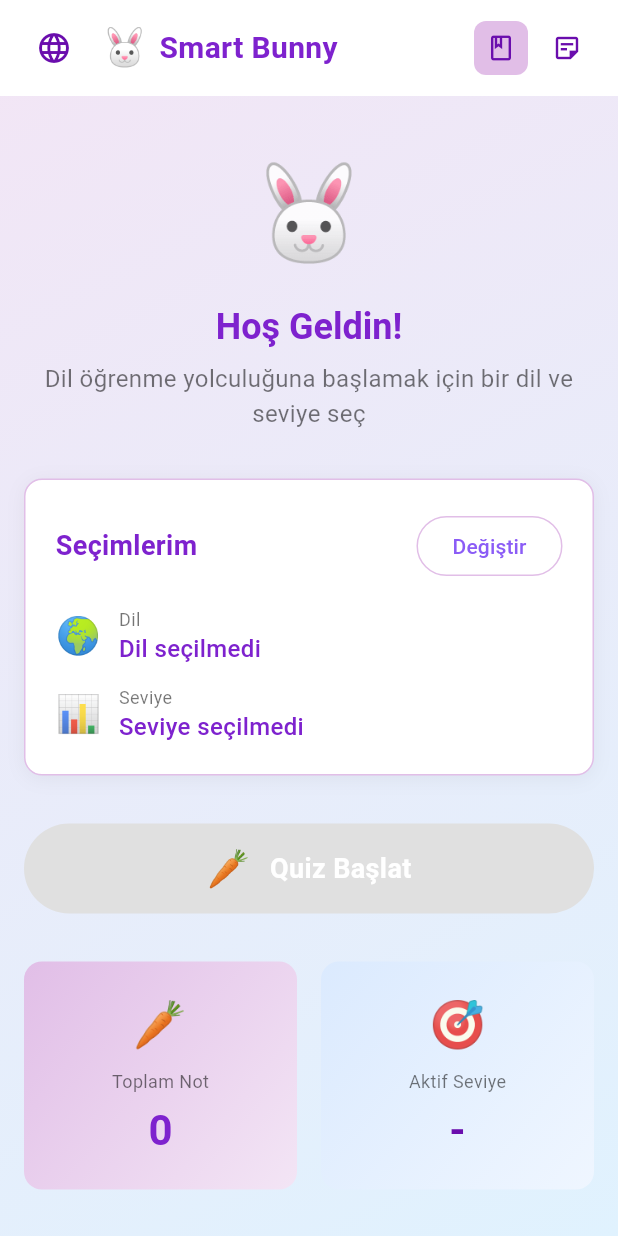
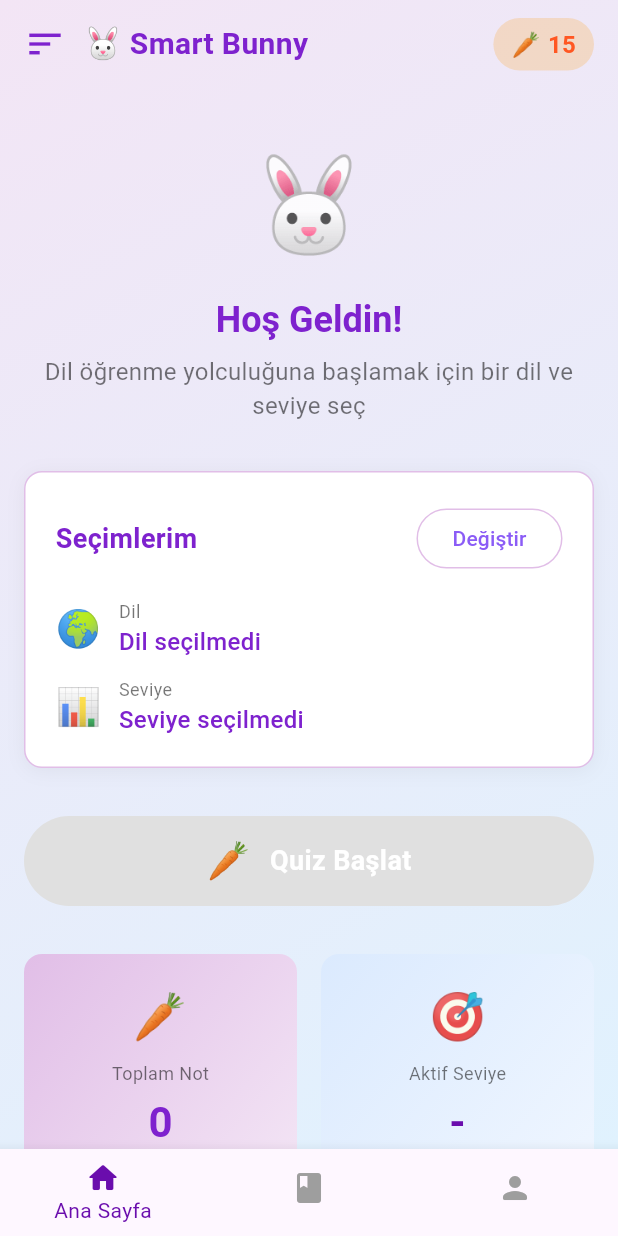
Before and after one commit to ArzumUzar/smart_bunny, a Flutter app: the MainScreen screen opened directly, on a phone screen of 412 x 824 dp. Run offline on Flutter 3.47's test engine with Material 3 defaults, Android fonts, the light colour scheme and no system bars; our stand-ins replace google_fonts.

Commit message:
Puan sistemi ve sayfa geçiş yapısı eklendi.
Puanları takip etmek için Sınav Görünümü ana ekrana bağlandı. Özel üst sekme çubuğu standart BottomNavigationBar ile değiştirildi ve Profil ekranı entegre edildi.

```diff
--- a/lib/features/home/screens/main_screen.dart
+++ b/lib/features/home/screens/main_screen.dart
@@ -1,3 +1,5 @@
+// Dosya: lib/features/home/screens/main_screen.dart
+
 import 'package:flutter/material.dart';
 import '../../../models/language.dart';
 import '../../../models/level.dart';
@@ -7,6 +9,7 @@ import '../../../core/utils/colors.dart';
 import 'home_view.dart';
 import '../../quiz/screens/quiz_view.dart';
 import '../../notes/screens/notes_view.dart';
+import '../../profile/screens/profile_view.dart';
 
 class MainScreen extends StatefulWidget {
   const MainScreen({Key? key}) : super(key: key);
@@ -19,8 +22,16 @@ class _MainScreenState extends State<MainScreen> {
   final GlobalKey<ScaffoldState> _scaffoldKey = GlobalKey<ScaffoldState>();
   Language? selectedLanguage;
   Level? selectedLevel;
-  int currentViewIndex = 0; // 0: home, 1: quiz, 2: notes
+
+  // 0: Home, 1: Notes, 2: Profile, 3: Quiz
+  int _currentIndex = 0;
+
   List<Note> notes = [];
+
+  // --- OYUNLAŞTIRMA PUANLARI ---
+  int totalCarrots = 15; // Başlangıç puanı
+  int totalCorrect = 5;
+  int totalWrong = 2;
 
   void _openDrawer() => _scaffoldKey.currentState?.openDrawer();
 
@@ -38,13 +49,27 @@ class _MainScreenState extends State<MainScreen> {
 
   void _startQuiz() {
     if (selectedLanguage != null && selectedLevel != null) {
-      setState(() => currentViewIndex = 1);
+      setState(() => _currentIndex = 3); // Quiz modu
+    } else {
+      ScaffoldMessenger.of(context).showSnackBar(
+        const SnackBar(content: Text('Lütfen önce dil ve seviye seçin!')),
+      );
     }
+  }
+
+  // Quiz Bittiğinde Puanları Güncelle
+  void _handleQuizFinish(int score, int totalQuestions) {
+    setState(() {
+      totalCarrots += score;
+      totalCorrect += score;
+      totalWrong += (totalQuestions - score);
+
+      _currentIndex = 0; // Ana sayfaya dön
+    });
   }
 
   void _addNote(Note note) => setState(() => notes.add(note));
   void _deleteNote(String id) => setState(() => notes.removeWhere((n) => n.id == id));
-
   void _updateNote(String id, String noteText) {
     setState(() {
       final index = notes.indexWhere((n) => n.id == id);
@@ -52,11 +77,16 @@ class _MainScreenState extends State<MainScreen> {
     });
   }
 
-  void _goToHome() => setState(() => currentViewIndex = 0);
-  void _goToNotes() => setState(() => currentViewIndex = 2);
+  void _onBottomNavTap(int index) {
+    setState(() {
+      _currentIndex = index;
+    });
+  }
 
   @override
   Widget build(BuildContext context) {
+    bool isQuizMode = _currentIndex == 3;
+
     return Scaffold(
       key: _scaffoldKey,
       drawer: LanguageDrawer(
@@ -70,71 +100,65 @@ class _MainScreenState extends State<MainScreen> {
         child: SafeArea(
           child: Column(
             children: [
+              // Üst Bar (Sadece Home'da ve Quiz dışında göster)
+              if (!isQuizMode)
                 Container(
-                color: Colors.white,
                   padding: const EdgeInsets.symmetric(horizontal: 16, vertical: 12),
                   child: Row(
                     children: [
+                      if (_currentIndex == 0)
                         InkWell(
                           onTap: _openDrawer,
-                      borderRadius: BorderRadius.circular(8),
-                      child: Container(
-                        padding: const EdgeInsets.all(8),
-                        child: const Icon(Icons.language, color: AppColors.primaryPurple, size: 24),
+                          child: const Icon(Icons.sort, color: AppColors.purple700, size: 28),
+                        ),
+                      const SizedBox(width: 12),
+                      const Text('🐰 Smart Bunny', style: TextStyle(color: AppColors.purple700, fontSize: 20, fontWeight: FontWeight.bold)),
+                      const Spacer(),
+                      Container(
+                        padding: const EdgeInsets.symmetric(horizontal: 12, vertical: 6),
+                        decoration: BoxDecoration(
+                          color: Colors.orange.withOpacity(0.2),
+                          borderRadius: BorderRadius.circular(20),
+                        ),
+                        child: Row(
+                          children: [
+                            const Text('🥕', style: TextStyle(fontSize: 16)),
+                            const SizedBox(width: 4),
+                            Text('$totalCarrots', style: const TextStyle(color: Colors.deepOrange, fontWeight: FontWeight.bold)),
+                          ],
+                        ),
+                      )
+                    ],
                   ),
                 ),
-                    const SizedBox(width: 12),
-                    const Text('🐰', style: TextStyle(fontSize: 24)),
-                    const SizedBox(width: 8),
-                    const Text('Smart Bunny', style: TextStyle(color: AppColors.purple700, fontSize: 20, fontWeight: FontWeight.w600)),
-                    const Spacer(),
-                    InkWell(
-                      onTap: _goToHome,
-                      borderRadius: BorderRadius.circular(8),
-                      child: Container(
-                        padding: const EdgeInsets.all(8),
-                        decoration: BoxDecoration(color: currentViewIndex == 0 ? AppColors.purple100 : Colors.transparent, borderRadius: BorderRadius.circular(8)),
-                        child: const Icon(Icons.book_outlined, color: AppColors.primaryPurple, size: 20),
-                      ),
-                    ),
-                    const SizedBox(width: 8),
-                    InkWell(
-                      onTap: _goToNotes,
-                      borderRadius: BorderRadius.circular(8),
-                      child: Stack(
-                        children: [
-                          Container(
-                            padding: const EdgeInsets.all(8),
-                            decoration: BoxDecoration(color: currentViewIndex == 2 ? AppColors.purple100 : Colors.transparent, borderRadius: BorderRadius.circular(8)),
-                            child: const Icon(Icons.sticky_note_2_outlined, color: AppColors.primaryPurple, size: 20),
-                          ),
-                          if (notes.isNotEmpty)
-                            Positioned(
-                              right: 0,
-                              top: 0,
-                              child: Container(
-                                padding: const EdgeInsets.all(4),
-                                decoration: const BoxDecoration(color: AppColors.purple600, shape: BoxShape.circle),
-                                constraints: const BoxConstraints(minWidth: 20, minHeight: 20),
-                                child: Text('${notes.length}', style: const TextStyle(color: Colors.white, fontSize: 10, fontWeight: FontWeight.bold), textAlign: TextAlign.center),
-                              ),
+
+              Expanded(
+                child: _buildBody(),
               ),
             ],
           ),
         ),
+      ),
+
+      bottomNavigationBar: isQuizMode ? null : BottomNavigationBar(
+        currentIndex: _currentIndex,
+        onTap: _onBottomNavTap,
+        selectedItemColor: AppColors.primaryPurple,
+        unselectedItemColor: Colors.grey,
+        showUnselectedLabels: false,
+        type: BottomNavigationBarType.fixed,
+        items: const [
+          BottomNavigationBarItem(icon: Icon(Icons.home_rounded), label: 'Ana Sayfa'),
+          BottomNavigationBarItem(icon: Icon(Icons.book_rounded), label: 'Notlarım'),
+          BottomNavigationBarItem(icon: Icon(Icons.person_rounded), label: 'Profilim'),
         ],
-                ),
-              ),
-              Expanded(child: _buildCurrentView()),
-            ],
-          ),
-        ),
       ),
     );
   }
 
-  Widget _buildCurrentView() {
-    if (currentViewIndex == 0) {
+  Widget _buildBody() {
+    switch (_currentIndex) {
+      case 0:
         return HomeView(
           selectedLanguage: selectedLanguage,
           selectedLevel: selectedLevel,
@@ -142,26 +166,31 @@ class _MainScreenState extends State<MainScreen> {
           onOpenDrawer: _openDrawer,
           onStartQuiz: _startQuiz,
         );
-    } else if (currentViewIndex == 1 && selectedLanguage != null && selectedLevel != null) {
-      return QuizView(
-        language: selectedLanguage!,
-        level: selectedLevel!,
-        onBack: _goToHome,
-        onAddNote: _addNote,
-      );
-    } else if (currentViewIndex == 2) {
+      case 1:
         return NotesView(
           notes: notes,
           onDeleteNote: _deleteNote,
           onUpdateNote: _updateNote,
         );
-    }
-    return HomeView(
-      selectedLanguage: selectedLanguage,
-      selectedLevel: selectedLevel,
-      notesCount: notes.length,
-      onOpenDrawer: _openDrawer,
-      onStartQuiz: _startQuiz,
+      case 2:
+        return ProfileView(
+          totalScore: totalCarrots,
+          correctCount: totalCorrect,
+          wrongCount: totalWrong,
+        );
+      case 3:
+        if (selectedLanguage != null && selectedLevel != null) {
+          return QuizView(
+            language: selectedLanguage!,
+            level: selectedLevel!,
+            onBack: () => setState(() => _currentIndex = 0),
+            onAddNote: _addNote,
+            onFinish: _handleQuizFinish, // Yeni parametre
           );
         }
+        return const Center(child: Text("Hata: Dil seçilmedi"));
+      default:
+        return const SizedBox();
     }
+  }
+}
```
Also changed, not shown: lib/features/quiz/screens/quiz_view.dart (+14 -8 lines). Lines whose indentation alone changed are shown as unchanged.
